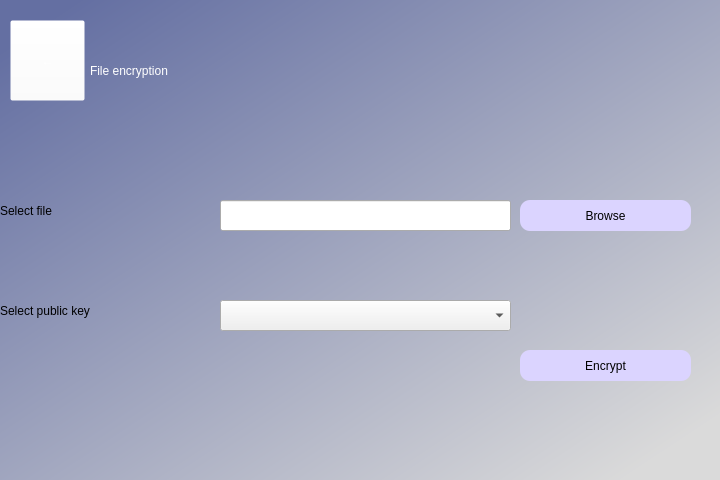
Old version of the form enryptionWindow.ui in the repository ulxori00/cyber.
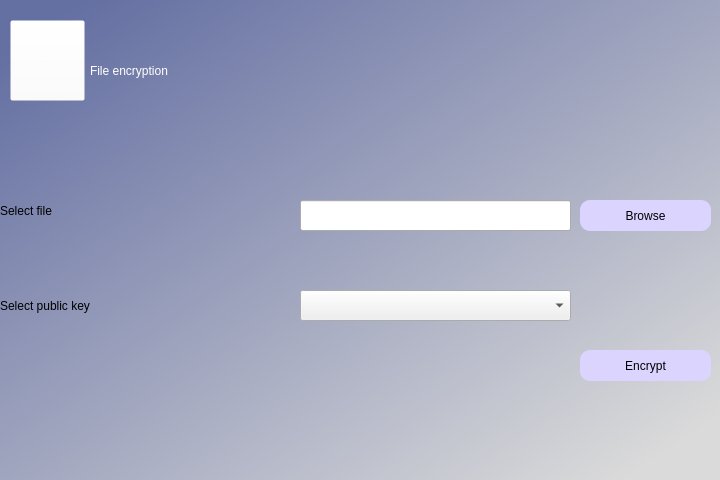
New version of the form.

Commit message: window size fix

Patch:
```diff
--- a/enryptionWindow.ui
+++ b/enryptionWindow.ui
@@ -31,7 +31,7 @@
      <rect>
       <x>90</x>
       <y>0</y>
-      <width>461</width>
+      <width>551</width>
       <height>141</height>
      </rect>
     </property>
@@ -48,7 +48,7 @@
      <rect>
       <x>0</x>
       <y>170</y>
-      <width>141</width>
+      <width>221</width>
       <height>81</height>
      </rect>
     </property>
@@ -64,9 +64,9 @@
     <property name="geometry">
      <rect>
       <x>0</x>
-      <y>270</y>
-      <width>241</width>
-      <height>81</height>
+      <y>230</y>
+      <width>291</width>
+      <height>151</height>
      </rect>
     </property>
     <property name="styleSheet">
@@ -80,9 +80,9 @@
    <widget class="QPushButton" name="file_button">
     <property name="geometry">
      <rect>
-      <x>520</x>
+      <x>580</x>
       <y>200</y>
-      <width>171</width>
+      <width>131</width>
       <height>31</height>
      </rect>
     </property>
@@ -98,9 +98,9 @@
    <widget class="QLineEdit" name="file_line">
     <property name="geometry">
      <rect>
-      <x>220</x>
+      <x>300</x>
       <y>200</y>
-      <width>291</width>
+      <width>271</width>
       <height>31</height>
      </rect>
     </property>
@@ -108,9 +108,9 @@
    <widget class="QPushButton" name="submit_button">
     <property name="geometry">
      <rect>
-      <x>520</x>
+      <x>580</x>
       <y>350</y>
-      <width>171</width>
+      <width>131</width>
       <height>31</height>
      </rect>
     </property>
@@ -161,9 +161,9 @@
    <widget class="QComboBox" name="comboBox">
     <property name="geometry">
      <rect>
-      <x>220</x>
-      <y>300</y>
-      <width>291</width>
+      <x>300</x>
+      <y>290</y>
+      <width>271</width>
       <height>31</height>
      </rect>
     </property>
```
The commit also changes 2 other files.
